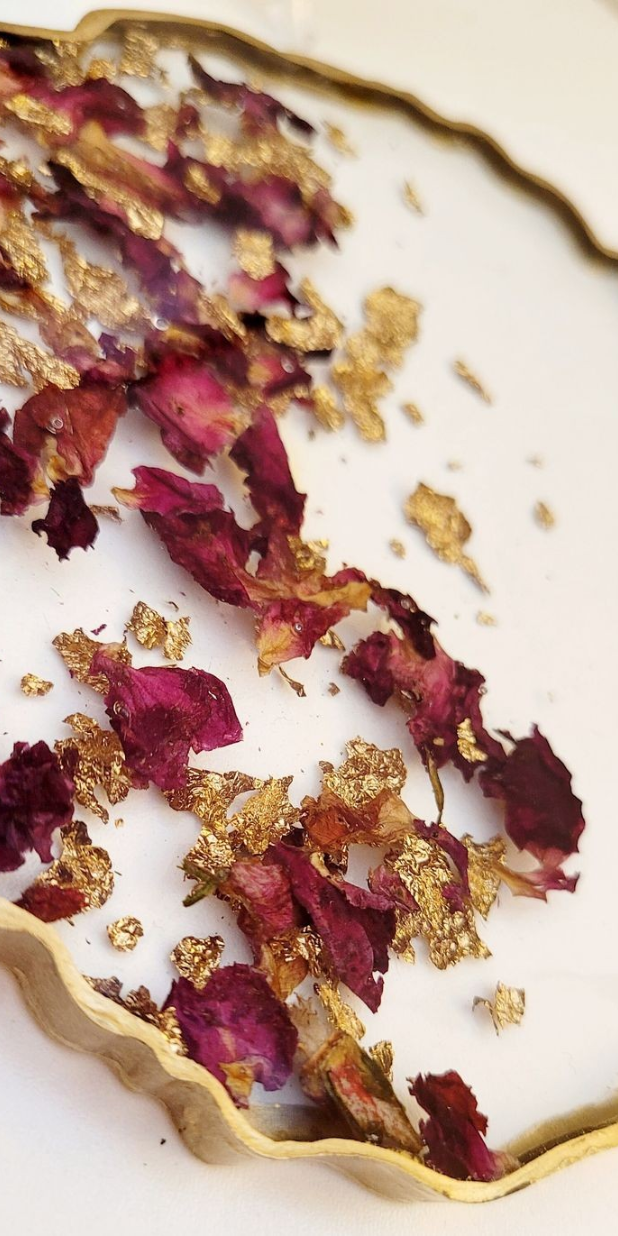
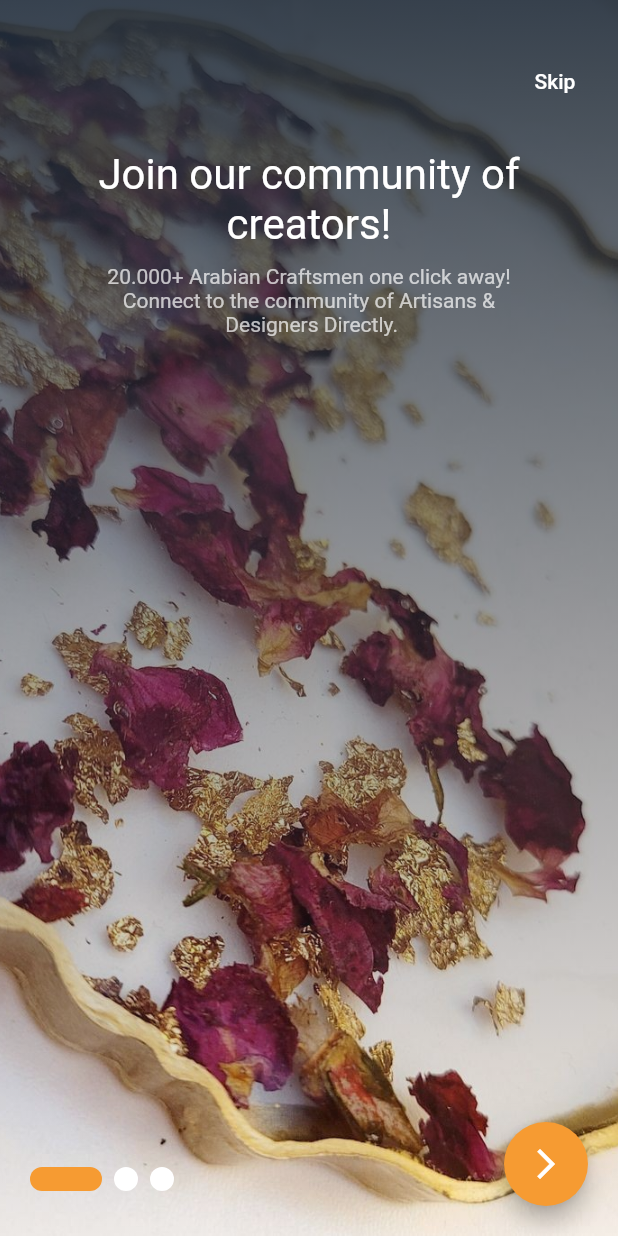
Before and after one commit to Mohamed-Jalab/Creative_Shop, a Flutter app: the screen it shows after launch, on a phone screen of 412 x 824 dp. Run offline on Flutter 3.47's test engine with Material 2 defaults, Android fonts, the light colour scheme and no system bars; drawn by our look-alikes of smooth_page_indicator; our stand-ins replace bloc, cloud_firestore, firebase_auth, firebase_core, flutter_bloc, toast; accounts and stored records are empty.

Commit message:
Add stepper to the project

```diff
--- /dev/null
+++ b/creative_shop/lib/cubits/onboarding_screen/cubit.dart
@@ -0,0 +1,18 @@
+import 'package:flutter/material.dart';
+import 'package:flutter_bloc/flutter_bloc.dart';
+
+import 'states.dart';
+
+class OnboardingCubit extends Cubit<OnboardingStates> {
+  OnboardingCubit() : super(OnboardingInitialState());
+
+  PageController controller = PageController();
+  bool isLast = false;
+
+  onPageChanged(int index) {
+    if (index == 2) {
+      isLast = true;
+      emit(OnboardingLastPageState());
+    }
+  }
+}
--- /dev/null
+++ b/creative_shop/lib/cubits/onboarding_screen/states.dart
@@ -0,0 +1,5 @@
+abstract class OnboardingStates {}
+
+class OnboardingInitialState extends OnboardingStates {}
+
+class OnboardingLastPageState extends OnboardingStates {}
--- a/creative_shop/lib/cubits/sign_up_scren/cubit.dart
+++ b/creative_shop/lib/cubits/sign_up_scren/cubit.dart
@@ -1,4 +1,3 @@
-import 'package:cloud_firestore/cloud_firestore.dart';
 import 'package:firebase_auth/firebase_auth.dart';
 import 'package:flutter/widgets.dart';
 import 'package:flutter_bloc/flutter_bloc.dart';
--- a/creative_shop/lib/main.dart
+++ b/creative_shop/lib/main.dart
@@ -3,7 +3,6 @@ import 'package:firebase_core/firebase_core.dart';
 import 'package:flutter/material.dart';
 
 import 'firebase_options.dart';
-import 'screens/login_screen.dart';
 
 void main() async {
   WidgetsFlutterBinding.ensureInitialized();
--- a/creative_shop/lib/models/onboarding_model.dart
+++ b/creative_shop/lib/models/onboarding_model.dart
@@ -1,22 +1,10 @@
-class OnBoardingModel {
-  final String? title;
-  final String? title2;
-  final String? image;
-  OnBoardingModel(this.title, this.title2, this.image);
-}
-
-
-List<OnBoardingModel> onBoardingList = [
-  OnBoardingModel(
-      "Join our community of\n            creators!",
-      " 20.000+indian Craftsmen one click away!\n connect to the community of Artisans & \n                    Designers Directly",
-      "asset/images/1.jpg"),
-  OnBoardingModel(
-      " Buy from the people \n        not Brands",
-      " Discover the stories of unique crafts and buy\n              from the makers themeselves!",
-      "asset/images/2.jpg"),
-  OnBoardingModel(
-      " Callaborate &\n    Co-Create",
-      "Bring your creative vision to life with their \n             exceptional craftsmanship",
-      "asset/images/3.jpg"),
+List<String> titles = [
+  'Join our community of\ncreators!',
+  'Buy from the people\nnot Brands',
+  'Collaborate &\nCo-Create!',
 ];
+List<String> subtitles = [
+  '20.000+ Arabian Craftsmen one click away!\nConnect to the community of Artisans &\n Designers Directly.',
+  'Discover the stories of unique crafts and buy\nfromthe makers themeselves!',
+  'Bring your creative vision to life with their\nexceptional craftsmanship!',
+];
--- a/creative_shop/lib/screens/login_screen.dart
+++ b/creative_shop/lib/screens/login_screen.dart
@@ -79,8 +79,7 @@ class LoginScreen extends StatelessWidget {
                         ],
                       ),
                     ),
-                    const SizedBox(height: 10),
-                    const SizedBox(height: 5),
+                    const SizedBox(height: 15),
                     buildBigButton(context, onPressed: () async {
                       if (cubit.emailController.text != '' &&
                           cubit.passwordController.text != '') {
--- a/creative_shop/lib/screens/onboarding_screen.dart
+++ b/creative_shop/lib/screens/onboarding_screen.dart
@@ -1,13 +1,102 @@
-import 'package:creative_shop/shared/component.dart';
+import 'package:creative_shop/models/onboarding_model.dart';
 import 'package:flutter/material.dart';
+import 'package:flutter_bloc/flutter_bloc.dart';
+import 'package:smooth_page_indicator/smooth_page_indicator.dart';
+
+import '../cubits/onboarding_screen/cubit.dart';
+import '../cubits/onboarding_screen/states.dart';
+import '../shared/component.dart';
+import '../shared/constant.dart';
+import 'login_screen.dart';
 
 class OnboardingScreen extends StatelessWidget {
   const OnboardingScreen({super.key});
 
   @override
   Widget build(BuildContext context) {
-    return Scaffold(
-      body: pageViewScreen(context, image: '1.jpg'),
+    return BlocProvider<OnboardingCubit>(
+      create: (context) => OnboardingCubit(),
+      child: BlocConsumer<OnboardingCubit, OnboardingStates>(
+        listener: (context, state) {},
+        builder: (context, state) {
+          OnboardingCubit cubit = BlocProvider.of(context);
+          return Scaffold(
+            body: Stack(
+              children: [
+                PageView.builder(
+                  onPageChanged: cubit.onPageChanged,
+                  controller: cubit.controller,
+                  itemBuilder: (context, index) {
+                    return SizedBox(
+                      child: pageWithGradient(
+                        context,
+                        image: "${index + 1}.jpg",
+                        title: titles[index],
+                        subtitle: subtitles[index],
+                      ),
+                    );
+                  },
+                  itemCount: 3,
+                ),
+                Positioned(
+                  right: 10,
+                  top: 30,
+                  child: TextButton(
+                    onPressed: () {
+                      Navigator.of(context).pushReplacement(
+                        MaterialPageRoute(
+                          builder: (context) => const LoginScreen(),
+                        ),
+                      );
+                    },
+                    style: TextButton.styleFrom(
+                      foregroundColor: whiteColor,
+                    ),
+                    child: const Text('Skip'),
+                  ),
+                ),
+                Positioned(
+                  left: 20,
+                  bottom: 30,
+                  child: SmoothPageIndicator(
+                    effect: const ExpandingDotsEffect(
+                      activeDotColor: secondaryColor,
+                      dotColor: whiteColor,
+                    ),
+                    controller: cubit.controller,
+                    count: 3,
+                  ),
+                ),
+                Positioned(
+                  right: 20,
+                  bottom: 20,
+                  child: FloatingActionButton(
+                    onPressed: () {
+                      if (!cubit.isLast) {
+                        cubit.controller.nextPage(
+                            duration: const Duration(milliseconds: 600),
+                            curve: Curves.easeOutSine);
+                      } else {
+                        Navigator.of(context).pushReplacement(
+                          MaterialPageRoute(
+                            builder: (context) => const LoginScreen(),
+                            // !here put cache
+                          ),
+                        );
+                      }
+                    },
+                    splashColor: whiteColor.withOpacity(.2),
+                    hoverColor: whiteColor.withOpacity(.2),
+                    focusColor: whiteColor.withOpacity(.2),
+                    backgroundColor: secondaryColor,
+                    child: const Icon(Icons.arrow_forward_ios),
+                  ),
+                ),
+              ],
+            ),
+          );
+        },
+      ),
     );
   }
 }
--- a/creative_shop/lib/shared/component.dart
+++ b/creative_shop/lib/shared/component.dart
@@ -101,21 +101,72 @@ void message(BuildContext context, String msg, {bool longTime = true}) {
   Toast.show(msg, duration: longTime ? Toast.lengthLong : Toast.lengthShort);
 }
 
-Widget pageViewScreen(BuildContext context,{required String image}) {
-  return Container(
+// Widget pageViewScreen(
+//   BuildContext context,
+// ) {
+//   return Stack(
+//     children: [
+//       PageView.builder(
+//         itemBuilder: (context, index) {
+//           return SizedBox(
+//             child: pageWithGradient(context, image: "${index + 1}.jpg"),
+//           );
+//         },
+//         itemCount: 3,
+//       ),
+//     ],
+//   );
+// }
+
+Widget pageWithGradient(
+  BuildContext context, {
+  required String image,
+  required String title,
+  required String subtitle,
+}) {
+  return Stack(
+    alignment: Alignment.topCenter,
+    children: [
+      Image.asset(
+        'asset/images/$image',
+        fit: BoxFit.cover,
         width: MediaQuery.of(context).size.width,
-    height: MediaQuery.of(context).size .height,
-    decoration:  BoxDecoration(
+        height: MediaQuery.of(context).size.height,
+      ),
+      Container(
+        decoration: BoxDecoration(
           gradient: LinearGradient(
             begin: Alignment.topCenter,
             end: Alignment.bottomCenter,
             colors: [
-          primaryColor,
-          Colors.red,
+              primaryColor.withOpacity(.9),
               primaryColor.withOpacity(0),
             ],
           ),
         ),
-    child: Image.asset('asset/images/$image',fit: BoxFit.cover),
+        width: MediaQuery.of(context).size.width,
+        height: MediaQuery.of(context).size.height,
+      ),
+      Positioned(
+        top: 100,
+        child: Padding(
+          padding: const EdgeInsets.symmetric(horizontal: 20.0),
+          child: Column(
+            children: [
+               Text(title,
+                  textAlign: TextAlign.center,
+                  style: TextStyle(color: whiteColor, fontSize: 28)),
+              const SizedBox(height: 10),
+              Text(
+                subtitle,
+                style: TextStyle(color: whiteColor.withOpacity(.7)),
+                textAlign: TextAlign.center,
+              ),
+            ],
+          ),
+        ),
+      )
+    ],
   );
 }
+// 'Join out community of\n creators!'
```
Lines whose indentation alone changed are shown as unchanged.
